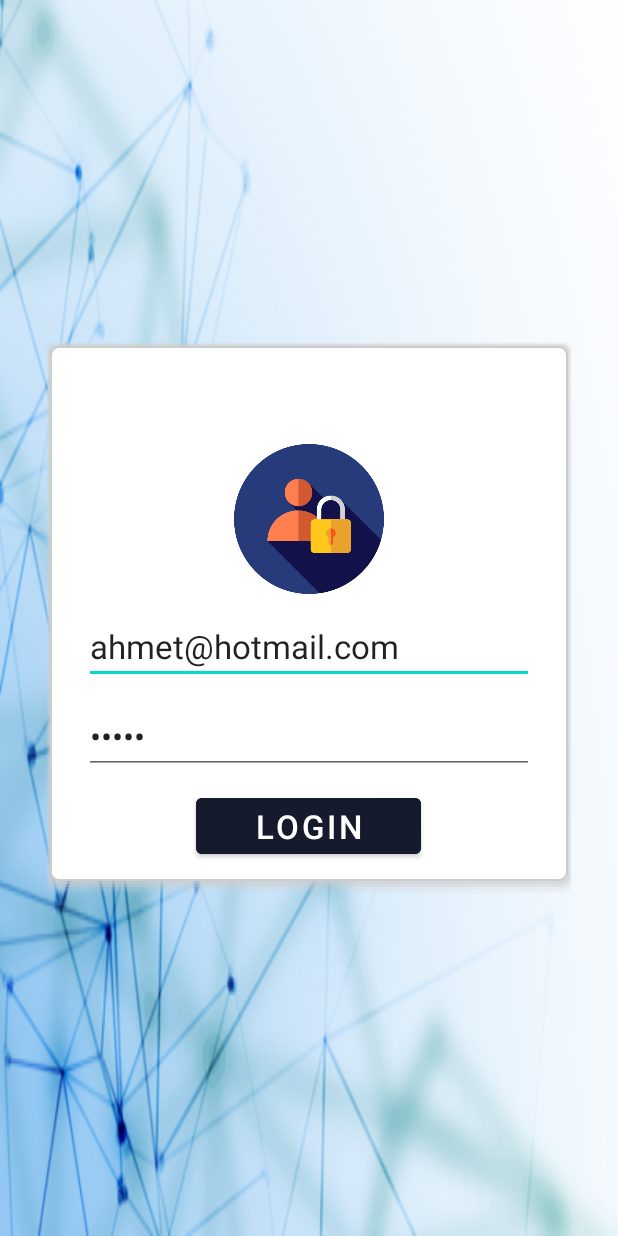
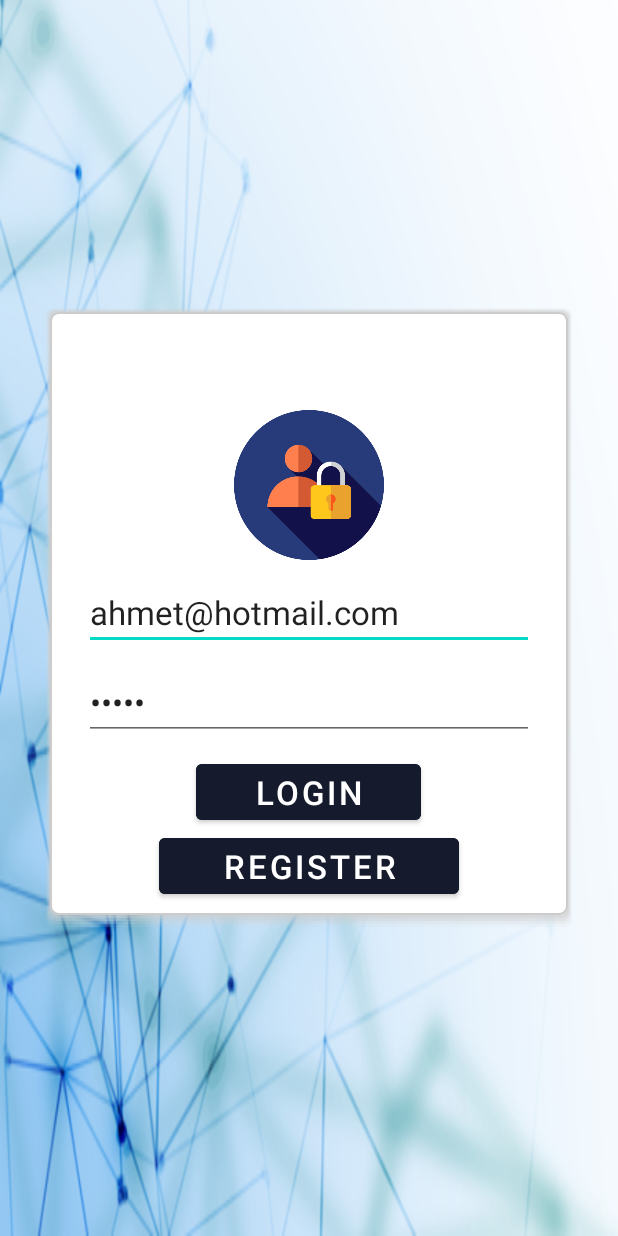
Before and after one commit to ahmettoguz/Course_Offerings, an Android app: the screen it shows after launch (LoginActivity), on a phone screen of 412 x 824 dp. Run offline under Robolectric (Android 15) with nearby library versions, the light colour scheme and no system bars.

Commit message:
Register button added will be implemented for new  activity.

```diff
--- a/app/src/main/res/layout/activity_login.xml
+++ b/app/src/main/res/layout/activity_login.xml
@@ -10,7 +10,7 @@
     <LinearLayout
         android:id="@+id/linearLayout"
         android:layout_width="0dp"
-        android:layout_height="370dp"
+        android:layout_height="415dp"
         android:layout_marginStart="30dp"
         android:layout_marginEnd="30dp"
         android:background="@drawable/shadow"
@@ -71,6 +71,16 @@
             android:text="@string/Login"
             android:textSize="@dimen/text_Size" />
 
+        <Button
+            android:id="@+id/Login_Btn_Register"
+            android:layout_width="200dp"
+            android:layout_height="wrap_content"
+            android:layout_gravity="center"
+
+            android:backgroundTint="@color/material_dynamic_secondary10"
+            android:text="@string/Register"
+            android:textSize="@dimen/text_Size" />
+
 
     </LinearLayout>
 </androidx.constraintlayout.widget.ConstraintLayout>
--- a/app/src/main/res/values/strings.xml
+++ b/app/src/main/res/values/strings.xml
@@ -9,4 +9,5 @@
     <string name="Close">Close</string>
     <string name="SECTIONS">SECTIONS</string>
     <string name="ADD">ADD</string>
+    <string name="Register">REGISTER</string>
 </resources>
```
